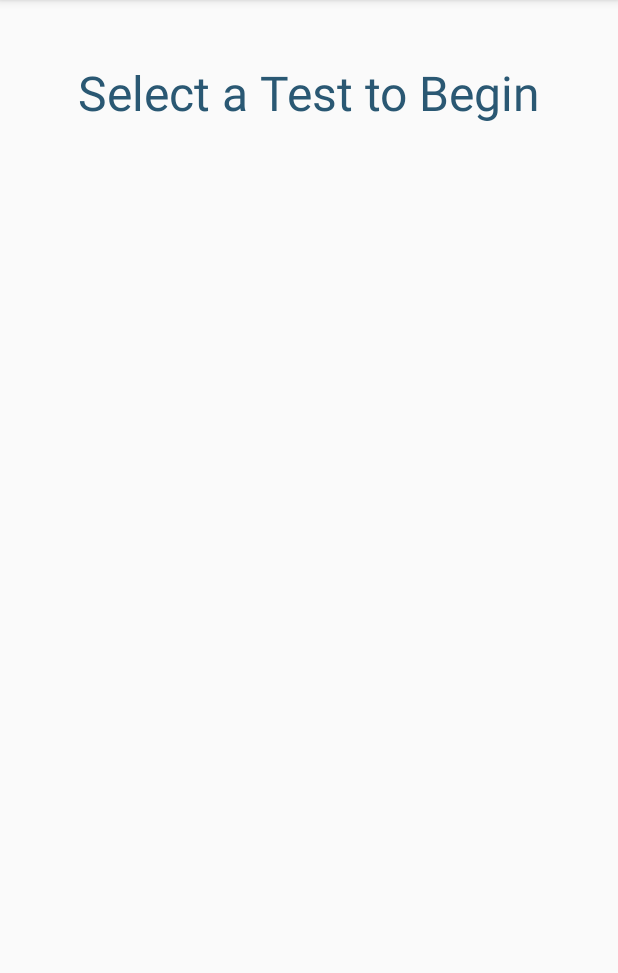
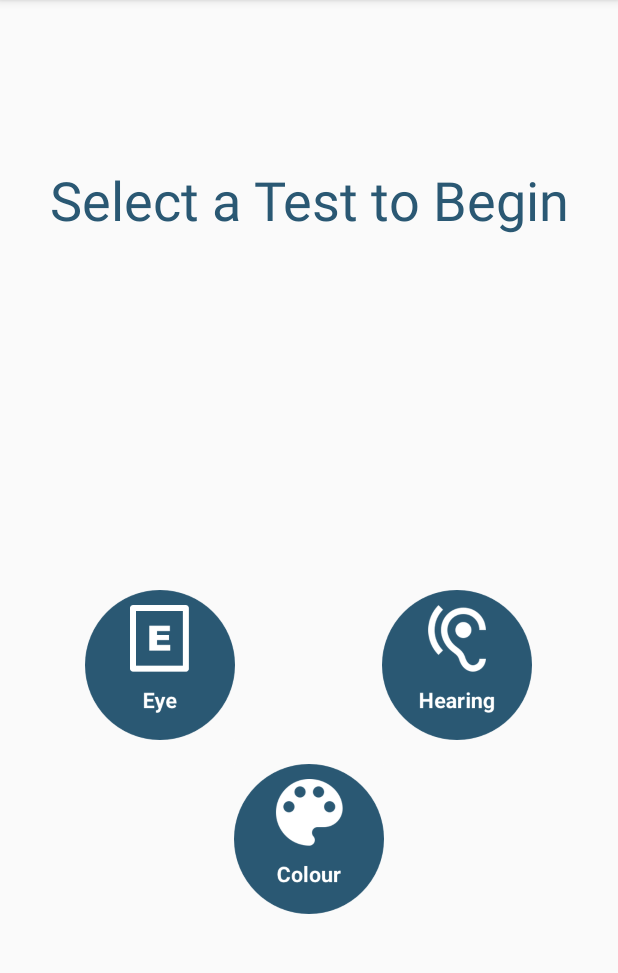
Before and after one commit to nicksalt/AppDoc, an Android app: the screen it shows after launch (HomeActivity), on a phone screen of 412 x 824 dp, the part 84-1057 px from its top. Run offline under Robolectric (Android 15) with nearby library versions, the phone set to English and light mode, and no system bars.

Commit message:
- Adjusted File Names/Adjusted Home Screen content location - Added content to home screen - Added selectable highlight to items in nav drawer - Created and added logo assets (see drawable folder) - Increased minimum SDK (15->16) - Added loading splash screen

```diff
--- a/app/build.gradle
+++ b/app/build.gradle
@@ -5,7 +5,7 @@ android {
     buildToolsVersion "25.0.2"
     defaultConfig {
         applicationId "ca.nicksalt.appdoc"
-        minSdkVersion 15
+        minSdkVersion 16
         targetSdkVersion 25
         versionCode 1
         versionName "1.0"
--- a/app/src/main/AndroidManifest.xml
+++ b/app/src/main/AndroidManifest.xml
@@ -13,9 +13,12 @@
             android:name=".HomeActivity"
             android:label="@string/title_activity_nav"
             android:theme="@style/AppTheme.NoActionBar">
+        </activity>
+        <activity
+            android:name=".SplashActivity"
+            android:theme="@style/SplashTheme">
             <intent-filter>
                 <action android:name="android.intent.action.MAIN" />
-
                 <category android:name="android.intent.category.LAUNCHER" />
             </intent-filter>
         </activity>
--- a/app/src/main/java/ca/nicksalt/appdoc/HomeActivity.java
+++ b/app/src/main/java/ca/nicksalt/appdoc/HomeActivity.java
@@ -1,16 +1,12 @@
 package ca.nicksalt.appdoc;
 
 import android.os.Bundle;
-import android.support.design.widget.FloatingActionButton;
-import android.support.design.widget.Snackbar;
-import android.view.View;
 import android.support.design.widget.NavigationView;
 import android.support.v4.view.GravityCompat;
 import android.support.v4.widget.DrawerLayout;
 import android.support.v7.app.ActionBarDrawerToggle;
 import android.support.v7.app.AppCompatActivity;
 import android.support.v7.widget.Toolbar;
-import android.view.Menu;
 import android.view.MenuItem;
 
 public class HomeActivity extends AppCompatActivity
@@ -19,7 +15,7 @@ public class HomeActivity extends AppCompatActivity
     @Override
     protected void onCreate(Bundle savedInstanceState) {
         super.onCreate(savedInstanceState);
-        setContentView(R.layout.activity_nav);
+        setContentView(R.layout.activity_home);
         Toolbar toolbar = (Toolbar) findViewById(R.id.toolbar);
         setSupportActionBar(toolbar);
 
@@ -32,6 +28,8 @@ public class HomeActivity extends AppCompatActivity
 
         NavigationView navigationView = (NavigationView) findViewById(R.id.nav_view);
         navigationView.setNavigationItemSelectedListener(this);
+        //Set Home to current selected in nav bar
+        navigationView.getMenu().getItem(0).setChecked(true);
     }
 
     @Override
@@ -42,6 +40,14 @@ public class HomeActivity extends AppCompatActivity
         } else {
             super.onBackPressed();
         }
+    }
+    @Override
+    public boolean onOptionsItemSelected(MenuItem item) {
+        // Handle action bar item clicks here. The action bar will
+        // automatically handle clicks on the Home/Up button, so long
+        // as you specify a parent activity in AndroidManifest.xml.
+        int id = item.getItemId();
+        return super.onOptionsItemSelected(item);
     }
 
 
--- /dev/null
+++ b/app/src/main/java/ca/nicksalt/appdoc/SplashActivity.java
@@ -0,0 +1,16 @@
+package ca.nicksalt.appdoc;
+
+import android.content.Intent;
+import android.os.Bundle;
+import android.support.v7.app.AppCompatActivity;
+
+public class SplashActivity extends AppCompatActivity {
+    @Override
+    protected void onCreate(Bundle savedInstanceState) {
+        super.onCreate(savedInstanceState);
+        // Start home activity
+        startActivity(new Intent(SplashActivity.this, HomeActivity.class));
+        // close splash activity
+        finish();
+    }
+}
--- /dev/null
+++ b/app/src/main/res/drawable/splash_background.xml
@@ -0,0 +1,10 @@
+<?xml version="1.0" encoding="utf-8"?>
+<layer-list
+    xmlns:android="http://schemas.android.com/apk/res/android">
+    <item android:drawable="@color/colorPrimary" />
+    <item>
+    <bitmap
+        android:gravity="center"
+        android:src="@drawable/logo_transparent" />
+    </item>
+</layer-list>
--- a/app/src/main/res/layout/activity_nav.xml
+++ b/app/src/main/res/layout/activity_home.xml
@@ -22,25 +22,6 @@
         app:headerLayout="@layout/nav_header_nav"
         app:menu="@menu/activity_nav_drawer" />
 
-    <RelativeLayout
-        android:layout_width="match_parent"
-        android:layout_height="match_parent"
-        android:paddingTop="@dimen/activity_vertical_margin"
-        android:paddingBottom="@dimen/activity_vertical_margin"
-        android:paddingLeft="@dimen/activity_horizontal_margin"
-        android:paddingRight="@dimen/activity_horizontal_margin">
 
-        <TextView
-            android:layout_width="match_parent"
-            android:layout_height="wrap_content"
-            android:textAlignment="center"
-            android:textSize="32sp"
-            android:text="Select a Test to Begin"
-            android:layout_alignParentTop="true"
-            android:layout_alignParentLeft="true"
-            android:layout_alignParentStart="true"
-            android:layout_marginTop="80dp" />
-
-    </RelativeLayout>
 
 </android.support.v4.widget.DrawerLayout>
--- a/app/src/main/res/layout/app_bar_nav.xml
+++ b/app/src/main/res/layout/app_bar_nav.xml
@@ -20,7 +20,7 @@
 
     </android.support.design.widget.AppBarLayout>
 
-    <include layout="@layout/content_nav" />
+    <include layout="@layout/content_home" />
 
 
 </android.support.design.widget.CoordinatorLayout>
--- /dev/null
+++ b/app/src/main/res/layout/content_home.xml
@@ -0,0 +1,110 @@
+<?xml version="1.0" encoding="utf-8"?>
+<android.support.constraint.ConstraintLayout xmlns:android="http://schemas.android.com/apk/res/android"
+    xmlns:app="http://schemas.android.com/apk/res-auto"
+    xmlns:tools="http://schemas.android.com/tools"
+    android:layout_width="match_parent"
+    android:layout_height="match_parent"
+    app:layout_behavior="@string/appbar_scrolling_view_behavior"
+    tools:context="ca.nicksalt.appdoc.HomeActivity"
+    tools:showIn="@layout/app_bar_nav">
+
+    <LinearLayout
+        android:layout_width="0dp"
+        android:layout_height="0dp"
+        android:layout_marginBottom="8dp"
+        android:layout_marginEnd="8dp"
+        android:layout_marginLeft="8dp"
+        android:layout_marginRight="8dp"
+        android:layout_marginStart="8dp"
+        android:layout_marginTop="8dp"
+        android:orientation="vertical"
+        app:layout_constraintBottom_toBottomOf="parent"
+        app:layout_constraintHorizontal_bias="0.0"
+        app:layout_constraintLeft_toLeftOf="parent"
+        app:layout_constraintRight_toRightOf="parent"
+        app:layout_constraintTop_toTopOf="parent"
+        app:layout_constraintVertical_bias="0.0"
+        tools:context=".HomeActivity"
+        tools:layout_constraintBottom_creator="1"
+        tools:layout_constraintLeft_creator="1"
+        tools:layout_constraintRight_creator="1"
+        tools:layout_constraintTop_creator="1">
+
+        <RelativeLayout
+            android:layout_width="match_parent"
+            android:layout_height="0dp"
+            android:layout_weight="1">
+
+            <TextView
+                android:id="@+id/textView"
+                android:layout_width="match_parent"
+                android:layout_height="wrap_content"
+                android:layout_alignParentLeft="true"
+                android:layout_alignParentStart="true"
+                android:layout_centerVertical="true"
+                android:text="Select a Test to Begin"
+                android:textAlignment="center"
+                android:textSize="36sp" />
+        </RelativeLayout>
+
+        <LinearLayout
+            android:layout_width="match_parent"
+            android:layout_height="0dp"
+            android:layout_weight="1"
+            android:orientation="horizontal"
+            android:paddingBottom="@dimen/activity_vertical_margin">
+
+            <RelativeLayout
+                android:layout_width="0dp"
+                android:layout_height="match_parent"
+                android:layout_weight="1">
+
+                <ImageButton
+                    android:layout_width="100sp"
+                    android:layout_height="100sp"
+                    android:layout_alignParentBottom="true"
+                    android:layout_centerHorizontal="true"
+                    android:background="@android:color/transparent"
+                    android:scaleType="centerInside"
+                    android:src="@drawable/eye_bubble" />
+
+            </RelativeLayout>
+
+            <RelativeLayout
+                android:layout_width="0dp"
+                android:layout_height="match_parent"
+                android:layout_weight="1"
+                android:paddingTop="@dimen/activity_vertical_margin">
+
+                <ImageButton
+                    android:layout_width="100sp"
+                    android:layout_height="100sp"
+                    android:layout_alignParentBottom="true"
+                    android:layout_centerHorizontal="true"
+                    android:background="@android:color/transparent"
+                    android:scaleType="centerInside"
+                    android:src="@drawable/hearing_bubble" />
+
+            </RelativeLayout>
+
+        </LinearLayout>
+
+
+        <RelativeLayout
+            android:layout_width="match_parent"
+            android:layout_height="0dp"
+            android:layout_weight="1">
+
+            <ImageButton
+                android:layout_width="100sp"
+                android:layout_height="100sp"
+                android:layout_alignParentTop="true"
+                android:layout_centerHorizontal="true"
+                android:background="@android:color/transparent"
+                android:scaleType="centerInside"
+                android:src="@drawable/colour_bubble" />
+        </RelativeLayout>
+
+
+    </LinearLayout>
+</android.support.constraint.ConstraintLayout>
--- a/app/src/main/res/layout/content_nav.xml
+++ /dev/null
@@ -1,11 +0,0 @@
-<?xml version="1.0" encoding="utf-8"?>
-<android.support.constraint.ConstraintLayout xmlns:android="http://schemas.android.com/apk/res/android"
-    xmlns:app="http://schemas.android.com/apk/res-auto"
-    xmlns:tools="http://schemas.android.com/tools"
-    android:layout_width="match_parent"
-    android:layout_height="match_parent"
-    app:layout_behavior="@string/appbar_scrolling_view_behavior"
-    tools:context="ca.nicksalt.appdoc.HomeActivity"
-    tools:showIn="@layout/app_bar_nav">
-
-</android.support.constraint.ConstraintLayout>
--- a/app/src/main/res/menu/activity_nav_drawer.xml
+++ b/app/src/main/res/menu/activity_nav_drawer.xml
@@ -1,5 +1,6 @@
 <?xml version="1.0" encoding="utf-8"?>
 <menu xmlns:android="http://schemas.android.com/apk/res/android">
+
         <group android:checkableBehavior="single">
                 <item
                     android:id="@+id/nav_home"
@@ -17,10 +18,6 @@
                     android:id="@+id/nav_help"
                     android:icon="@drawable/ic_help"
                     android:title="Help" />
-
         </group>
 
-
-
-
 </menu>
--- a/app/src/main/res/values/styles.xml
+++ b/app/src/main/res/values/styles.xml
@@ -17,5 +17,7 @@
     <style name="AppTheme.AppBarOverlay" parent="ThemeOverlay.AppCompat.Dark.ActionBar" />
 
     <style name="AppTheme.PopupOverlay" parent="ThemeOverlay.AppCompat.Light" />
-
+    <style name="SplashTheme" parent="Theme.AppCompat.NoActionBar">
+        <item name="android:windowBackground">@drawable/splash_background</item>
+    </style>
 </resources>
```
Also changed, not shown: app/src/main/res/drawable/colour_bubble.png (added), app/src/main/res/drawable/eye_bubble.png (added), app/src/main/res/drawable/hearing_bubble.png (added), app/src/main/res/drawable/logo.png (added), app/src/main/res/drawable/logo_transparent.png (added).
